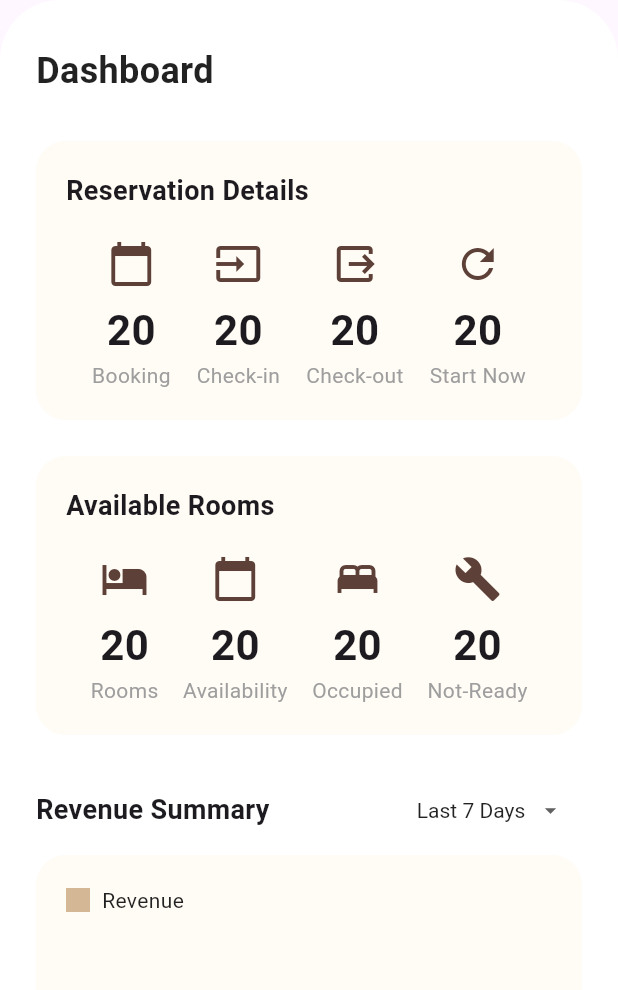
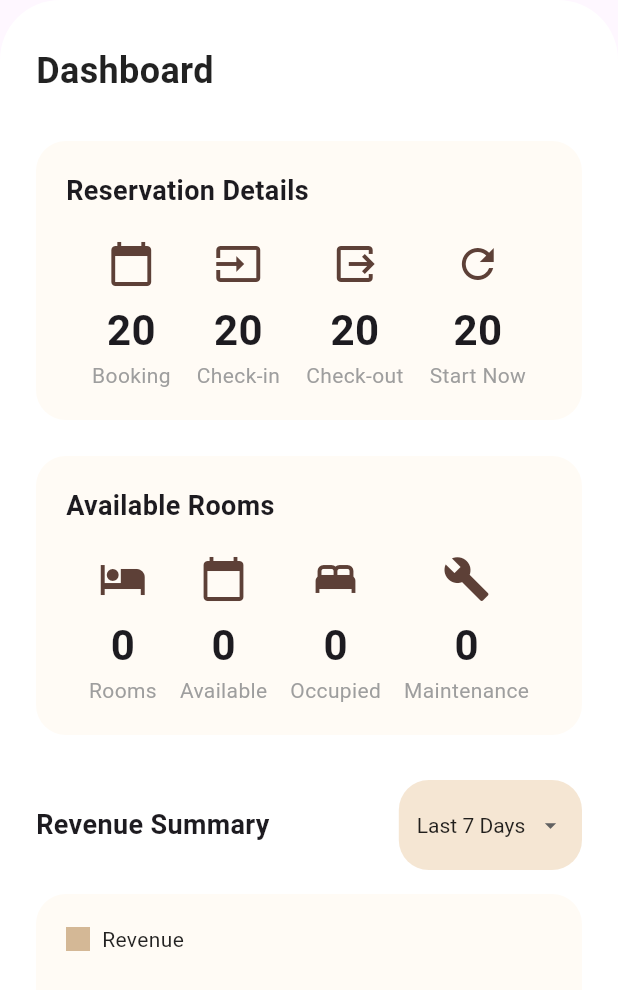
Before and after one commit to admin123KK/hotelowner, a Flutter app: the DashboardHome widget shown alone on an empty page, opened directly, on a phone screen of 412 x 824 dp. Shown: the top 990 px of the screen. Run offline on Flutter 3.47's test engine with Material 3 defaults, Android fonts, the phone set to English and light mode, and no system bars; our stand-ins replace shared_preferences; accounts and stored records are empty; network calls fail.

Commit message:
rooms availability

```diff
--- a/lib/api.dart
+++ b/lib/api.dart
@@ -7,4 +7,6 @@ class ApiConstants {
   static const String logoutEndPoint = "$baseUrl/logout";
   static const String latestPaymentEndPoint = "$baseUrl/ongoing-payment";
   static const String revenueDayEndPoint = "$baseUrl/today-revenue";
+  static const String dailyroomDetailsEndPoint =
+      "$baseUrl/rooms-summary?start_date={{value}}&end_date={{value}}";
 }
--- a/lib/dashboardpage.dart
+++ b/lib/dashboardpage.dart
@@ -4,6 +4,7 @@ import 'package:flutter/material.dart';
 import 'package:hotelowner/api.dart';
 import 'package:hotelowner/bookingpage.dart';
 import 'package:hotelowner/loginpage.dart';
+import 'package:hotelowner/roompage.dart';
 import 'package:hotelowner/transctionspage.dart';
 import 'package:http/http.dart' as http;
 import 'package:shared_preferences/shared_preferences.dart';
@@ -18,7 +19,6 @@ class MainDashboardPage extends StatefulWidget {
 class _MainDashboardPageState extends State<MainDashboardPage> {
   Widget _currentPage = const DashboardHome();
 
-  // Navigation fix: Use push instead of setState to keep dashboard alive
   void _onMenuItemSelected(Widget newPage) {
     Navigator.push(
       context,
@@ -26,7 +26,6 @@ class _MainDashboardPageState extends State<MainDashboardPage> {
     );
   }
 
-  // Show confirmation dialog before logout
   Future<void> _showLogoutConfirmation() async {
     return showDialog<void>(
       context: context,
@@ -58,7 +57,6 @@ class _MainDashboardPageState extends State<MainDashboardPage> {
     );
   }
 
-  // Real Logout with Bearer Token + Clear SharedPreferences
   Future<void> _performLogout() async {
     final prefs = await SharedPreferences.getInstance();
     final String? token = prefs.getString('auth_token');
@@ -221,7 +219,7 @@ class _MainDashboardPageState extends State<MainDashboardPage> {
   }
 }
 
-// ===================== DASHBOARD HOME - REVENUE GRAPH + 15 DAYS SCROLL + NAV FIX =====================
+// ===================== DASHBOARD HOME - REAL ROOM AVAILABILITY + REVENUE GRAPH =====================
 class DashboardHome extends StatefulWidget {
   const DashboardHome({super.key});
 
@@ -230,22 +228,91 @@ class DashboardHome extends StatefulWidget {
 }
 
 class _DashboardHomeState extends State<DashboardHome> {
+  // Recent Transactions
   List<dynamic> recentTransactions = [];
   bool isLoadingTransactions = true;
-  String errorMessage = '';
+  String transactionError = '';
 
-  // Revenue data
+  // Revenue Graph
   List<Map<String, dynamic>> revenueData = [];
   bool isLoadingRevenue = true;
   String selectedPeriod = 'Last 7 Days';
+
+  // Room Availability (Today)
+  int totalRooms = 0;
+  int availableRooms = 0;
+  int bookedRooms = 0;
+  int maintenanceRooms = 0;
+  bool isLoadingRooms = true;
 
   @override
   void initState() {
     super.initState();
     _fetchRecentTransactions();
     _fetchRevenueData();
+    _fetchRoomAvailability(); // Today's data
   }
 
+  // Fetch Today's Room Summary
+  Future<void> _fetchRoomAvailability() async {
+    final prefs = await SharedPreferences.getInstance();
+    final String? token = prefs.getString('auth_token');
+
+    if (token == null || token.isEmpty) {
+      setState(() {
+        isLoadingRooms = false;
+      });
+      return;
+    }
+
+    // Current date in YYYY-MM-DD format
+    DateTime today = DateTime.now();
+    String formattedDate =
+        '${today.year}-${today.month.toString().padLeft(2, '0')}-${today.day.toString().padLeft(2, '0')}';
+
+    String url = ApiConstants.dailyroomDetailsEndPoint
+        .replaceAll('{{value}}', formattedDate);
+
+    try {
+      final response = await http.get(
+        Uri.parse(url),
+        headers: {
+          'Content-Type': 'application/json',
+          'Accept': 'application/json',
+          'Authorization': 'Bearer $token',
+        },
+      );
+
+      if (response.statusCode == 200) {
+        final Map<String, dynamic> jsonData = jsonDecode(response.body);
+
+        if (jsonData['success'] == true && jsonData['data'].isNotEmpty) {
+          final firstDay = jsonData['data'][0];
+          setState(() {
+            totalRooms = firstDay['total_rooms'] ?? 0;
+            availableRooms = firstDay['available_rooms'] ?? 0;
+            bookedRooms = firstDay['booked_rooms'] ?? 0;
+            maintenanceRooms = firstDay['under_maintenance_rooms'] ?? 0;
+            isLoadingRooms = false;
+          });
+        } else {
+          setState(() {
+            isLoadingRooms = false;
+          });
+        }
+      } else {
+        setState(() {
+          isLoadingRooms = false;
+        });
+      }
+    } catch (e) {
+      setState(() {
+        isLoadingRooms = false;
+      });
+    }
+  }
+
+  // Fetch Recent Transactions (latest 5)
   Future<void> _fetchRecentTransactions() async {
     final prefs = await SharedPreferences.getInstance();
     final String? token = prefs.getString('auth_token');
@@ -253,7 +320,7 @@ class _DashboardHomeState extends State<DashboardHome> {
     if (token == null || token.isEmpty) {
       setState(() {
         isLoadingTransactions = false;
-        errorMessage = 'Not logged in';
+        transactionError = 'Not logged in';
       });
       return;
     }
@@ -275,35 +342,32 @@ class _DashboardHomeState extends State<DashboardHome> {
           final List<dynamic> allTransactions =
               jsonData['data']['sell_transactions']['paid'] ?? [];
           setState(() {
-            allTransactions.sort((a, b) {
-              String dateA = a['transaction_date'] ?? '';
-              String dateB = b['transaction_date'] ?? '';
-              if (dateA.isEmpty || dateB.isEmpty) return 0;
-              return dateB.compareTo(dateA);
-            });
+            allTransactions.sort((a, b) => (b['transaction_date'] ?? '')
+                .compareTo(a['transaction_date'] ?? ''));
             recentTransactions = allTransactions.take(5).toList();
             isLoadingTransactions = false;
           });
         } else {
           setState(() {
-            errorMessage = jsonData['message'] ?? 'No data';
+            transactionError = jsonData['message'] ?? 'No data';
             isLoadingTransactions = false;
           });
         }
       } else {
         setState(() {
-          errorMessage = 'Server error';
+          transactionError = 'Server error';
           isLoadingTransactions = false;
         });
       }
     } catch (e) {
       setState(() {
-        errorMessage = 'Network error';
+        transactionError = 'Network error';
         isLoadingTransactions = false;
       });
     }
   }
 
+  // Fetch Revenue Data
   Future<void> _fetchRevenueData() async {
     final prefs = await SharedPreferences.getInstance();
     final String? token = prefs.getString('auth_token');
@@ -337,9 +401,7 @@ class _DashboardHomeState extends State<DashboardHome> {
             double revenue =
                 double.tryParse(item['total_revenue']?.toString() ?? '0') ??
                     0.0;
-            if (date.isNotEmpty) {
-              revenueMap[date] = revenue;
-            }
+            if (date.isNotEmpty) revenueMap[date] = revenue;
           }
 
           _updateRevenueGraph(revenueMap);
@@ -387,10 +449,7 @@ class _DashboardHomeState extends State<DashboardHome> {
 
       double revenue = revenueMap[formattedDate] ?? 0.0;
 
-      lastDays.add({
-        'date': displayDate,
-        'revenue': revenue,
-      });
+      lastDays.add({'date': displayDate, 'revenue': revenue});
     }
 
     setState(() {
@@ -457,7 +516,7 @@ class _DashboardHomeState extends State<DashboardHome> {
             ),
             const SizedBox(height: 24),
 
-            // Available Rooms (unchanged)
+            // Available Rooms - REAL DATA FROM BACKEND (Today)
             Container(
               width: double.infinity,
               padding: const EdgeInsets.all(20),
@@ -471,20 +530,25 @@ class _DashboardHomeState extends State<DashboardHome> {
                       style:
                           TextStyle(fontSize: 18, fontWeight: FontWeight.bold)),
                   const SizedBox(height: 20),
-                  Row(
-                    mainAxisAlignment: MainAxisAlignment.spaceEvenly,
-                    children: [
-                      _buildStatItem(Icons.hotel, '20', 'Rooms'),
-                      _buildStatItem(
-                          Icons.calendar_today, '20', 'Availability'),
-                      _buildStatItem(Icons.bed, '20', 'Occupied'),
-                      _buildStatItem(Icons.build, '20', 'Not-Ready'),
-                    ],
-                  ),
+                  isLoadingRooms
+                      ? const Center(child: CircularProgressIndicator())
+                      : Row(
+                          mainAxisAlignment: MainAxisAlignment.spaceEvenly,
+                          children: [
+                            _buildStatItem(
+                                Icons.hotel, totalRooms.toString(), 'Rooms'),
+                            _buildStatItem(Icons.calendar_today,
+                                availableRooms.toString(), 'Available'),
+                            _buildStatItem(
+                                Icons.bed, bookedRooms.toString(), 'Occupied'),
+                            _buildStatItem(Icons.build,
+                                maintenanceRooms.toString(), 'Maintenance'),
+                          ],
+                        ),
                 ],
               ),
             ),
-            const SizedBox(height: 20),
+            const SizedBox(height: 30),
 
             Row(
               mainAxisAlignment: MainAxisAlignment.spaceBetween,
@@ -496,7 +560,7 @@ class _DashboardHomeState extends State<DashboardHome> {
                   padding:
                       const EdgeInsets.symmetric(horizontal: 12, vertical: 6),
                   decoration: BoxDecoration(
-                      // color: const Color(0xFFF5E6D3),
+                      color: const Color(0xFFF5E6D3),
                       borderRadius: BorderRadius.circular(20)),
                   child: DropdownButtonHideUnderline(
                     child: DropdownButton<String>(
@@ -516,9 +580,9 @@ class _DashboardHomeState extends State<DashboardHome> {
                 ),
               ],
             ),
-            const SizedBox(height: 0),
+            const SizedBox(height: 16),
 
-            // Revenue Graph - Now horizontally scrollable for 15 days
+            // Revenue Graph
             Container(
               padding: const EdgeInsets.all(20),
               decoration: BoxDecoration(
@@ -538,13 +602,13 @@ class _DashboardHomeState extends State<DashboardHome> {
                           height: 150,
                           child: Center(child: CircularProgressIndicator()))
                       : SizedBox(
-                          height: 130,
+                          height: 150,
                           child: SingleChildScrollView(
                             scrollDirection: Axis.horizontal,
                             child: Row(
                               crossAxisAlignment: CrossAxisAlignment.end,
                               children: revenueData.map((dayData) {
-                                double revenue = dayData['revnue'] ?? 0.0;
+                                double revenue = dayData['revenue'] ?? 0.0;
                                 double maxRevenue = revenueData.isEmpty
                                     ? 1
                                     : revenueData
@@ -587,7 +651,7 @@ class _DashboardHomeState extends State<DashboardHome> {
                 ],
               ),
             ),
-            const SizedBox(height: 10),
+            const SizedBox(height: 30),
 
             Row(
               mainAxisAlignment: MainAxisAlignment.spaceBetween,
@@ -596,19 +660,24 @@ class _DashboardHomeState extends State<DashboardHome> {
                     style:
                         TextStyle(fontSize: 18, fontWeight: FontWeight.bold)),
                 TextButton(
-                    onPressed: () {},
+                    onPressed: () {
+                      Navigator.push(
+                          context,
+                          MaterialPageRoute(
+                              builder: (context) => const TransactionsPage()));
+                    },
                     child: const Text('Show All',
                         style: TextStyle(color: Colors.brown))),
               ],
             ),
-            const SizedBox(height: 0),
+            const SizedBox(height: 16),
 
-            // Real Recent Transactions (latest 5)
+            // Recent Transactions
             isLoadingTransactions
                 ? const Center(child: CircularProgressIndicator())
-                : errorMessage.isNotEmpty
+                : transactionError.isNotEmpty
                     ? Center(
-                        child: Text(errorMessage,
+                        child: Text(transactionError,
                             style: const TextStyle(color: Colors.red)))
                     : recentTransactions.isEmpty
                         ? const Center(child: Text('No recent transactions'))
@@ -688,66 +757,6 @@ class _DashboardHomeState extends State<DashboardHome> {
           ),
           const Icon(Icons.arrow_forward_ios, size: 18, color: Colors.grey),
         ],
-      ),
-    );
-  }
-}
-
-// ===================== ROOMS PAGE & OTHERS - EXACT SAME AS BEFORE =====================
-class RoomsPage extends StatelessWidget {
-  const RoomsPage({super.key});
-
-  @override
-  Widget build(BuildContext context) {
-    return Scaffold(
-      backgroundColor: const Color(0xFFB1936B),
-      appBar: AppBar(
-        backgroundColor: const Color(0xFFB1936B),
-        elevation: 0,
-        automaticallyImplyLeading: false,
-        leading: IconButton(
-          icon: const Icon(Icons.arrow_back, color: Colors.white, size: 28),
-          onPressed: () => Navigator.pop(context),
-        ),
-        title: const Text('Rooms',
-            style: TextStyle(
-                color: Colors.white,
-                fontSize: 22,
-                fontWeight: FontWeight.bold)),
-        actions: const [SizedBox(width: 48)],
-      ),
-      body: Container(
-        decoration: const BoxDecoration(
-          color: Colors.white,
-          borderRadius: BorderRadius.only(
-              topLeft: Radius.circular(40), topRight: Radius.circular(40)),
-        ),
-        child: ListView(
-          padding: const EdgeInsets.fromLTRB(20, 30, 20, 30),
-          children: const [
-            RoomListCard(
-              imageUrl: 'https://via.placeholder.com/400x200?text=Standard',
-              title: 'Standard',
-              bedInfo: '1 Queen Bed | 1 Bed',
-              description:
-                  'A well-designed room offering all basic amenities needed for a comfortable stay.',
-              availability: 'Occupied',
-              availabilityColor: Colors.red,
-              price: 'Rs. 2500',
-            ),
-            SizedBox(height: 16),
-            RoomListCard(
-              imageUrl: 'https://via.placeholder.com/400x200?text=Deluxe',
-              title: 'Deluxe',
-              bedInfo: '1 King Bed | 1 Bed',
-              description:
-                  'Spacious room with premium amenities and elegant furnishing.',
-              availability: 'Available',
-              availabilityColor: Colors.green,
-              price: 'Rs. 2500',
-            ),
-          ],
-        ),
       ),
     );
   }
--- a/lib/get_startpage.dart
+++ b/lib/get_startpage.dart
@@ -23,7 +23,7 @@ class GetStartpage extends StatelessWidget {
 
               // Main title text
               Text(
-                'We make you feel \nLike Home',
+                'We makwe you feel \nLike Home',
                 style: TextStyle(
                   fontWeight: FontWeight.bold,
                   fontSize:
```
